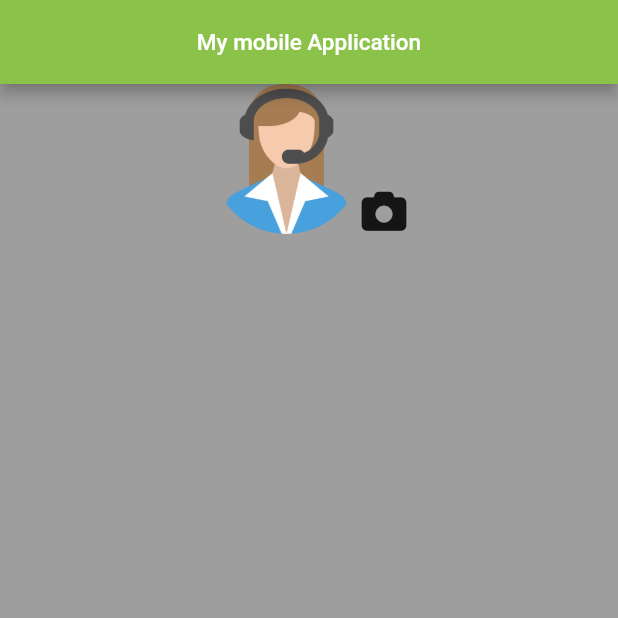
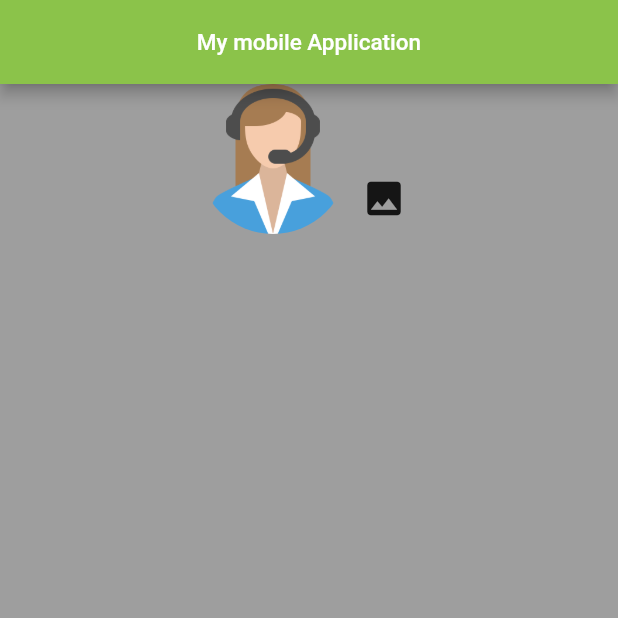
Before and after one commit to Thongek-wpm/flutter_mobile_application, a Flutter app: the screen it shows after launch, on a phone screen of 412 x 824 dp, the top half of it. Run offline on Flutter 3.47's test engine with Material 2 defaults, Android fonts, the phone set to English and light mode, and no system bars; our stand-ins replace font_awesome_flutter, google_fonts; Roboto replaces fonts that are missing (Kadwa).

Commit message:
Update home_ui.dart

```diff
--- a/lib/screens/home_ui.dart
+++ b/lib/screens/home_ui.dart
@@ -40,10 +40,14 @@ class _HomeUiState extends State<HomeUi> {
                     borderRadius: BorderRadius.circular(100.0),
                   ),
                   // ignore: prefer_const_constructors
-                  Icon(
-                    FontAwesomeIcons.camera,
-                    size: 30,
-                  )
+                  IconButton(
+                    onPressed: () {},
+                    // ignore: prefer_const_constructors
+                    icon: Icon(
+                      Icons.photo,
+                      size: 30,
+                    ),
+                  ),
                 ],
               ),
             ],
```
